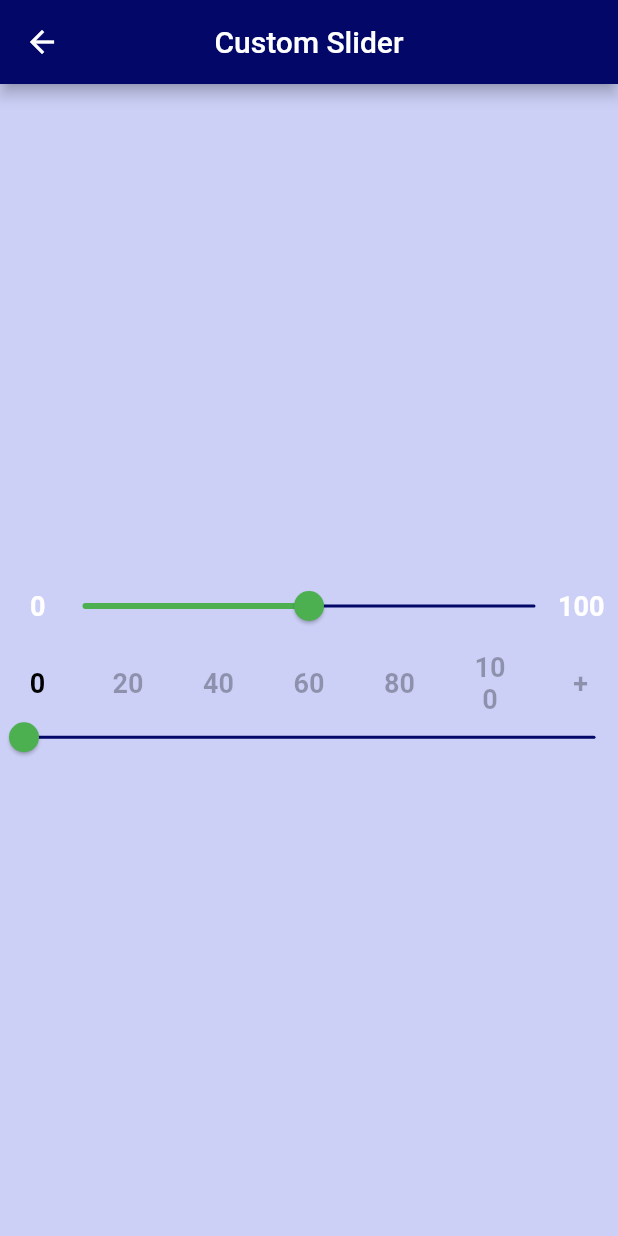
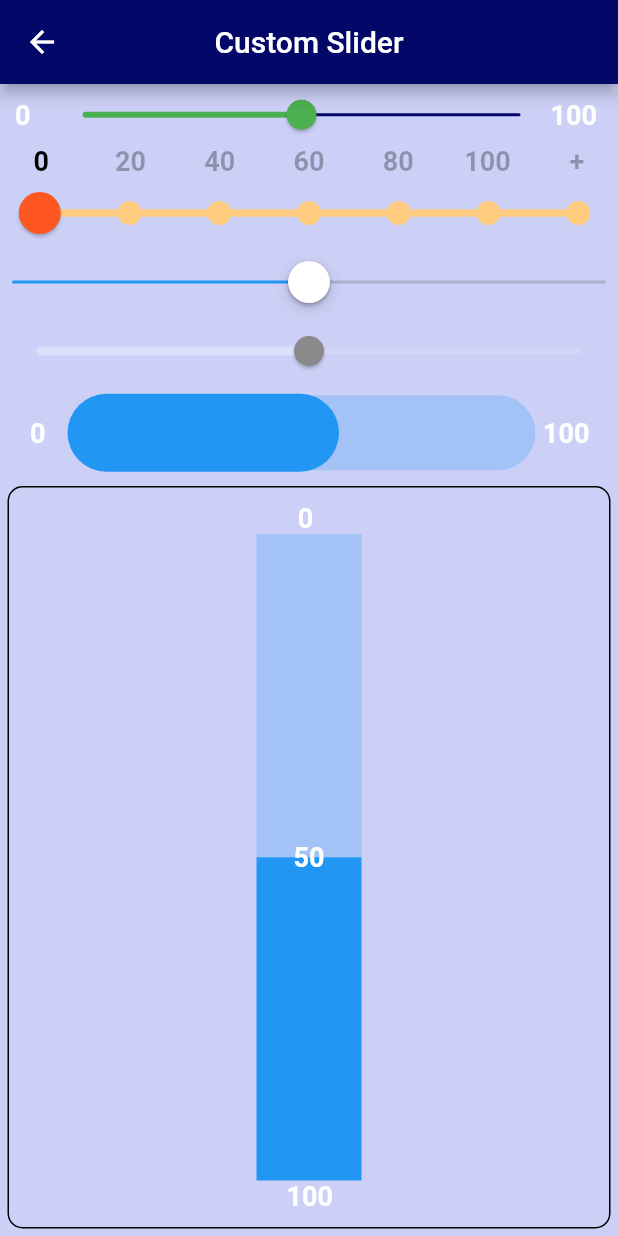
Before and after one commit to SUNILkhadka/flutter-custom-widgets, a Flutter app: the SlidersPage screen opened by its route, on a phone screen of 412 x 824 dp. Run offline on Flutter 3.47's test engine with Material 2 defaults, Android fonts, the phone set to English and light mode, and no system bars.

Commit message:
Slider_refactor

```diff
--- a/lib/views/sliders.dart
+++ b/lib/views/sliders.dart
@@ -1,5 +1,9 @@
+// ignore_for_file: avoid_print
+
 import 'package:custom_components/color.dart';
+import 'package:custom_components/views/customslidertheme.dart';
 import 'package:custom_components/views/utils.dart';
+import 'package:flutter/cupertino.dart';
 import 'package:flutter/material.dart';
 
 class SlidersPage extends StatefulWidget {
@@ -11,6 +15,7 @@ class SlidersPage extends StatefulWidget {
 
 class _SlidersPageState extends State<SlidersPage> {
   double sliderValue = 50;
+  double bigSliderValue = 50;
   int indexTop = 0;
   double min = 0;
   double max = 100;
@@ -23,7 +28,146 @@ class _SlidersPageState extends State<SlidersPage> {
           title: const Text('Custom Slider'),
           centerTitle: true,
         ),
-        body: SliderTheme(
+        body: Column(
+          mainAxisAlignment: MainAxisAlignment.center,
+          children: [
+            normalSlider(context),
+            const CustomSliderTheme(),
+            cupertionSliders(context),
+            dissabledSlider(context),
+            bigHorizontalSlider(context),
+            Expanded(
+              child: bigVerticalSlider(context),
+            ),
+          ],
+        ),
+      ),
+    );
+  }
+
+  SliderTheme bigVerticalSlider(BuildContext context) {
+    return SliderTheme(
+      data: SliderThemeData(
+          trackHeight: 70,
+          overlayShape: SliderComponentShape.noOverlay,
+          thumbShape: RoundSliderThumbShape(enabledThumbRadius: 0),
+          overlayColor: Colors.transparent,
+          trackShape: RectangularSliderTrackShape()),
+      child: Container(
+        margin: const EdgeInsets.all(5),
+        decoration: BoxDecoration(
+          border: Border.all(color: Colors.black),
+          borderRadius: BorderRadius.circular(10),
+        ),
+        child: Column(
+          mainAxisAlignment: MainAxisAlignment.center,
+          children: [
+            Padding(
+              padding: const EdgeInsets.only(left: 45, top: 10),
+              child: labelText(min, 0, 60),
+            ),
+            Expanded(
+              child: Stack(
+                children: [
+                  RotatedBox(
+                    quarterTurns: 3,
+                    child: Slider(
+                        label: bigSliderValue.round().toString(),
+                        value: bigSliderValue,
+                        min: min,
+                        max: max,
+                        onChanged: (value) {
+                          setState(() {
+                            bigSliderValue = value;
+                          });
+                        }),
+                  ),
+                  Center(
+                    child: Text(
+                      bigSliderValue.round().toString(),
+                      style: const TextStyle(
+                        fontSize: 18,
+                        fontWeight: FontWeight.w700,
+                      ),
+                    ),
+                  )
+                ],
+              ),
+            ),
+            Padding(
+              padding: EdgeInsets.only(left: 30, bottom: 10),
+              child: labelText(max, 0, 60),
+            ),
+          ],
+        ),
+      ),
+    );
+  }
+
+  SliderTheme bigHorizontalSlider(BuildContext context) {
+    return SliderTheme(
+      data: const SliderThemeData(
+        trackHeight: 50,
+        thumbShape: RoundSliderThumbShape(enabledThumbRadius: 0),
+        overlayShape: RoundSliderOverlayShape(overlayRadius: 0),
+      ),
+      child: Row(
+        mainAxisAlignment: MainAxisAlignment.spaceBetween,
+        children: [
+          labelText(min, 20, 40),
+          SizedBox(
+            width: MediaQuery.of(context).size.width - 100,
+            child: Slider(
+              value: bigSliderValue,
+              onChanged: (value) {
+                setState(() {
+                  bigSliderValue = value;
+                });
+              },
+              min: min,
+              max: max,
+            ),
+          ),
+          labelText(max, 0, 50),
+        ],
+      ),
+    );
+  }
+
+  SliderTheme dissabledSlider(BuildContext context) {
+    return SliderTheme(
+      data: const SliderThemeData(
+          // You can set dissabled parameters here !
+          ),
+      child: Slider(
+        value: 50,
+        onChanged: null,
+        min: min,
+        max: max,
+      ),
+    );
+  }
+
+  SizedBox cupertionSliders(BuildContext context) {
+    return SizedBox(
+      width: double.infinity,
+      child: CupertinoSlider(
+        value: sliderValue,
+        min: min,
+        max: max,
+        onChanged: onChanged,
+        onChangeStart: (value) {
+          print('Onchanged Dragging');
+        },
+        onChangeEnd: (value) {
+          print('Onchanged Endedd');
+        },
+      ),
+    );
+  }
+
+  SliderTheme normalSlider(BuildContext context) {
+    return SliderTheme(
       data: SliderThemeData(
         activeTrackColor: Colors.green,
         inactiveTrackColor: const Color.fromARGB(255, 3, 8, 104),
@@ -38,79 +182,9 @@ class _SlidersPageState extends State<SlidersPage> {
           enabledThumbRadius: 10,
         ),
       ),
-          child: Column(
-            mainAxisAlignment: MainAxisAlignment.center,
+      child: Row(
         children: [
-              normalSlider(),
-              divisionSlider(),
-            ],
-          ),
-        ),
-      ),
-    );
-  }
-
-  Widget divisionSlider() {
-    final labels = ['0', '20', '40', '60', '80', '100', '+'];
-    double min = 0;
-    double max = labels.length - 1;
-    int divisions = labels.length - 1;
-
-    return Column(
-      children: [
-        Container(
-          margin: EdgeInsets.symmetric(horizontal: 10),
-          child: Row(
-            mainAxisAlignment: MainAxisAlignment.spaceBetween,
-            children: Methods.modelBuilder(
-              labels,
-              (index, label) {
-                final selectedColor = Colors.black;
-                final unselectedColor = Colors.black.withOpacity(0.3);
-                final isSelected = index <= indexTop;
-                final color = isSelected ? selectedColor : unselectedColor;
-
-                return buildLabel(label: label, color: color, width: 30);
-              },
-            ),
-          ),
-        ),
-        Slider(
-          divisions: divisions,
-          value: indexTop.toDouble(),
-          min: min,
-          max: max,
-          onChanged: (index) {
-            setState(() {
-              indexTop = index.toInt();
-            });
-          },
-        ),
-      ],
-    );
-  }
-
-  Widget buildLabel({
-    required String label,
-    required double width,
-    required Color color,
-  }) =>
-      Container(
-        width: width,
-        child: Text(
-          label,
-          textAlign: TextAlign.center,
-          style: TextStyle(
-            fontSize: 18,
-            fontWeight: FontWeight.bold,
-          ).copyWith(color: color),
-        ),
-      );
-
-  Row normalSlider() {
-    return Row(
-      children: [
-        labelText(min),
+          labelText(min, 10, 40),
           Expanded(
             child: Slider(
               label: '${sliderValue.toInt()}',
@@ -118,21 +192,24 @@ class _SlidersPageState extends State<SlidersPage> {
               value: sliderValue,
               min: min,
               max: max,
-            onChanged: (value) {
+              onChanged: onChanged,
+            ),
+          ),
+          labelText(max, 5, 50),
+        ],
+      ),
+    );
+  }
+
+  void onChanged(value) {
     setState(() {
       sliderValue = value;
     });
-            },
-          ),
-        ),
-        labelText(max),
-      ],
-    );
   }
 
-  labelText(double value) => Container(
-        padding: value == 0 ? EdgeInsets.all(20) : EdgeInsets.zero,
-        width: 40,
+  labelText(double value, double padding, double width) => Container(
+        padding: EdgeInsets.all(padding),
+        width: width,
         child: Text(
           value.round().toString(),
           style: const TextStyle(fontSize: 18, fontWeight: FontWeight.w700),
@@ -140,69 +217,72 @@ class _SlidersPageState extends State<SlidersPage> {
       );
 }
 
-class CustomSlider extends StatefulWidget {
-  final double value;
-  final double min;
-  final double max;
-  final double radiusOfSliderBob;
-  final double activeLineHeight;
-  final double inactiveLineHeight;
-  final ValueChanged<double> onChanged;
-  final Color? activeColor;
-  final Color? inactiveColor;
-  final Color? bobColor;
-  final double? height;
-  const CustomSlider({
-    super.key,
-    this.radiusOfSliderBob = 5,
-    this.activeLineHeight = 4,
-    this.inactiveLineHeight = 2,
-    required this.value,
-    required this.onChanged,
-    this.min = 0.0,
-    this.max = 1.0,
-    this.activeColor = const Color(0xFFad7ffb),
-    this.inactiveColor = const Color.fromARGB(255, 3, 8, 104),
-    this.bobColor = const Color.fromARGB(255, 3, 8, 104),
-    this.height,
-  })  : assert(min <= max),
-        assert(value >= min && value <= max);
 
-  @override
-  State<CustomSlider> createState() => _CustomSliderState();
-}
 
-class _CustomSliderState extends State<CustomSlider> {
-  late double activeWidth;
 
-  @override
-  void initState() {
-    activeWidth = widget.value;
-    super.initState();
-  }
+// class CustomSlider extends StatefulWidget {
+//   final double value;
+//   final double min;
+//   final double max;
+//   final double radiusOfSliderBob;
+//   final double activeLineHeight;
+//   final double inactiveLineHeight;
+//   final ValueChanged<double> onChanged;
+//   final Color? activeColor;
+//   final Color? inactiveColor;
+//   final Color? bobColor;
+//   final double? height;
+//   const CustomSlider({
+//     super.key,
+//     this.radiusOfSliderBob = 5,
+//     this.activeLineHeight = 4,
+//     this.inactiveLineHeight = 2,
+//     required this.value,
+//     required this.onChanged,
+//     this.min = 0.0,
+//     this.max = 1.0,
+//     this.activeColor = const Color(0xFFad7ffb),
+//     this.inactiveColor = const Color.fromARGB(255, 3, 8, 104),
+//     this.bobColor = const Color.fromARGB(255, 3, 8, 104),
+//     this.height,
+//   })  : assert(min <= max),
+//         assert(value >= min && value <= max);
 
-  @override
-  Widget build(BuildContext context) {
-    return LayoutBuilder(
-        builder: (BuildContext context, BoxConstraints constraint) {
-      return SizedBox(
-        height: widget.height ?? constraint.maxHeight,
-        width: constraint.maxWidth,
-        child: Stack(
-          children: [
-            Container(
-              height: widget.activeLineHeight,
-              color: widget.activeColor,
-              width: activeWidth,
-            ),
-            Container(
-              height: widget.inactiveLineHeight,
-              color: widget.inactiveColor,
-              width: constraint.maxWidth - 10,
-            )
-          ],
-        ),
-      );
-    });
-  }
-}
+//   @override
+//   State<CustomSlider> createState() => _CustomSliderState();
+// }
+
+// class _CustomSliderState extends State<CustomSlider> {
+//   late double activeWidth;
+
+//   @override
+//   void initState() {
+//     activeWidth = widget.value;
+//     super.initState();
+//   }
+
+//   @override
+//   Widget build(BuildContext context) {
+//     return LayoutBuilder(
+//         builder: (BuildContext context, BoxConstraints constraint) {
+//       return SizedBox(
+//         height: widget.height ?? constraint.maxHeight,
+//         width: constraint.maxWidth,
+//         child: Stack(
+//           children: [
+//             Container(
+//               height: widget.activeLineHeight,
+//               color: widget.activeColor,
+//               width: activeWidth,
+//             ),
+//             Container(
+//               height: widget.inactiveLineHeight,
+//               color: widget.inactiveColor,
+//               width: constraint.maxWidth - 10,
+//             )
+//           ],
+//         ),
+//       );
+//     });
+//   }
+// }
```
Lines whose indentation alone changed are shown as unchanged.
